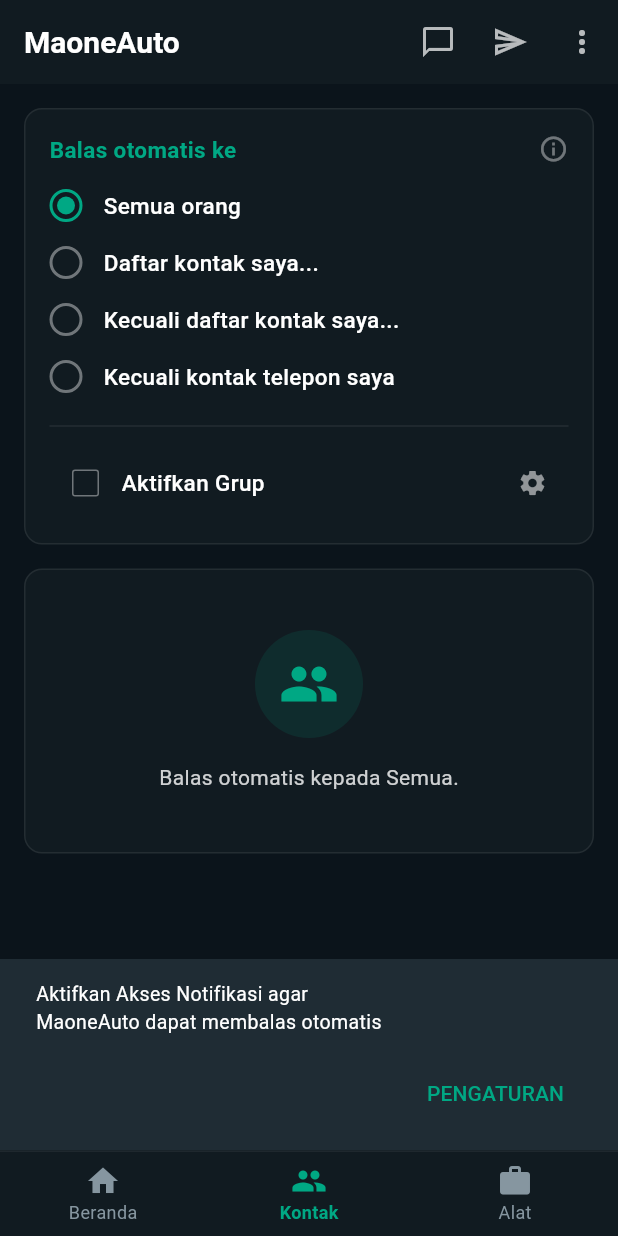
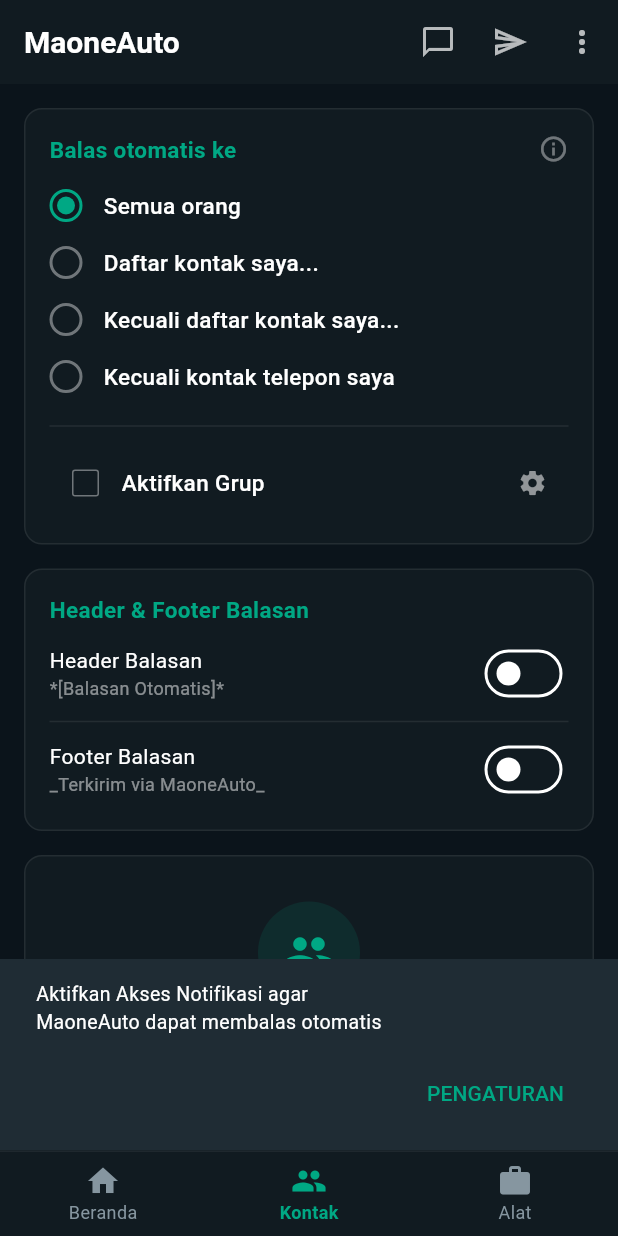
Before and after one commit to maoneart/WhatsAuto, a Flutter app: the screen it shows after launch, item 2 of the bottom bar chosen, on a phone screen of 412 x 824 dp. Run offline on Flutter 3.47's test engine with Material 3 defaults, Android fonts, the phone set to English and light mode, and no system bars; our stand-ins replace csv, file_picker, shared_preferences.

Commit message:
feat: absorb WhatsAuto official APK logic (self-msg filter, wearableExtender, groups, header/footer, reply timer v1.0.10)

```diff
--- a/lib/models/app_settings.dart
+++ b/lib/models/app_settings.dart
@@ -13,6 +13,12 @@
   Map<String, bool> supportedApps;
   bool isKeywordReplyEnabled;
   bool onlyReplyKeywords;
+  bool enableReplyHeader;
+  String replyHeaderText;
+  bool enableReplyFooter;
+  String replyFooterText;
+  int replyDelaySeconds;
+  String replyTimeMode; // 'instantly', 'once', 'delay', 'pause'
 
   AppSettings({
     this.isAutoReplyEnabled = true,
@@ -28,6 +34,12 @@
     this.serverWebhookUrl = '',
     this.isKeywordReplyEnabled = true,
     this.onlyReplyKeywords = true,
+    this.enableReplyHeader = false,
+    this.replyHeaderText = '*[Balasan Otomatis]*',
+    this.enableReplyFooter = false,
+    this.replyFooterText = '_Terkirim via MaoneAuto_',
+    this.replyDelaySeconds = 0,
+    this.replyTimeMode = 'instantly',
     Map<String, bool>? supportedApps,
   }) : supportedApps = supportedApps ?? {
           'WhatsApp': true,
@@ -50,6 +62,12 @@
     'serverWebhookUrl': serverWebhookUrl,
     'isKeywordReplyEnabled': isKeywordReplyEnabled,
     'onlyReplyKeywords': onlyReplyKeywords,
+    'enableReplyHeader': enableReplyHeader,
+    'replyHeaderText': replyHeaderText,
+    'enableReplyFooter': enableReplyFooter,
+    'replyFooterText': replyFooterText,
+    'replyDelaySeconds': replyDelaySeconds,
+    'replyTimeMode': replyTimeMode,
     'supportedApps': supportedApps,
   };
 
@@ -67,6 +85,12 @@
     serverWebhookUrl: json['serverWebhookUrl'] ?? '',
     isKeywordReplyEnabled: json['isKeywordReplyEnabled'] ?? true,
     onlyReplyKeywords: json['onlyReplyKeywords'] ?? true,
+    enableReplyHeader: json['enableReplyHeader'] ?? false,
+    replyHeaderText: json['replyHeaderText'] ?? '*[Balasan Otomatis]*',
+    enableReplyFooter: json['enableReplyFooter'] ?? false,
+    replyFooterText: json['replyFooterText'] ?? '_Terkirim via MaoneAuto_',
+    replyDelaySeconds: json['replyDelaySeconds'] ?? 0,
+    replyTimeMode: json['replyTimeMode'] ?? 'instantly',
     supportedApps: (json['supportedApps'] as Map<String, dynamic>?)?.map((k, v) => MapEntry(k, v as bool)) ?? {
       'WhatsApp': true,
       'WhatsApp Business': true,
--- a/lib/screens/contacts_tab.dart
+++ b/lib/screens/contacts_tab.dart
@@ -136,10 +136,96 @@
             ),
             const SizedBox(height: 16),
 
+            // Card: Header & Footer Pesan Balasan (Persis WhatsAuto)
+            Container(
+              padding: const EdgeInsets.all(16),
+              decoration: BoxDecoration(
+                color: const Color(0xFF111B21),
+                borderRadius: BorderRadius.circular(12),
+                border: Border.all(color: Colors.white.withOpacity(0.08)),
+              ),
+              child: Column(
+                crossAxisAlignment: CrossAxisAlignment.start,
+                children: [
+                  const Text(
+                    'Header & Footer Balasan',
+                    style: TextStyle(
+                      fontSize: 15,
+                      fontWeight: FontWeight.w600,
+                      color: Color(0xFF00A884),
+                    ),
+                  ),
+                  const SizedBox(height: 8),
+
+                  // Header Switch
+                  Row(
+                    mainAxisAlignment: MainAxisAlignment.spaceBetween,
+                    children: [
+                      Expanded(
+                        child: Column(
+                          crossAxisAlignment: CrossAxisAlignment.start,
+                          children: [
+                            const Text('Header Balasan', style: TextStyle(color: Colors.white, fontSize: 14)),
+                            Text(
+                              widget.settings.replyHeaderText,
+                              style: TextStyle(color: Colors.white.withOpacity(0.5), fontSize: 12),
+                              maxLines: 1,
+                              overflow: TextOverflow.ellipsis,
+                            ),
+                          ],
+                        ),
+                      ),
+                      Switch(
+                        value: widget.settings.enableReplyHeader,
+                        onChanged: (val) async {
+                          setState(() => widget.settings.enableReplyHeader = val);
+                          await StorageService.saveSettings(widget.settings);
+                          widget.onSettingsChanged();
+                        },
+                        activeColor: const Color(0xFF00A884),
+                      ),
+                    ],
+                  ),
+                  Divider(color: Colors.white.withOpacity(0.08)),
+
+                  // Footer Switch
+                  Row(
+                    mainAxisAlignment: MainAxisAlignment.spaceBetween,
+                    children: [
+                      Expanded(
+                        child: Column(
+                          crossAxisAlignment: CrossAxisAlignment.start,
+                          children: [
+                            const Text('Footer Balasan', style: TextStyle(color: Colors.white, fontSize: 14)),
+                            Text(
+                              widget.settings.replyFooterText,
+                              style: TextStyle(color: Colors.white.withOpacity(0.5), fontSize: 12),
+                              maxLines: 1,
+                              overflow: TextOverflow.ellipsis,
+                            ),
+                          ],
+                        ),
+                      ),
+                      Switch(
+                        value: widget.settings.enableReplyFooter,
+                        onChanged: (val) async {
+                          setState(() => widget.settings.enableReplyFooter = val);
+                          await StorageService.saveSettings(widget.settings);
+                          widget.onSettingsChanged();
+                        },
+                        activeColor: const Color(0xFF00A884),
+                      ),
+                    ],
+                  ),
+                ],
+              ),
+            ),
+            const SizedBox(height: 16),
+
             // Card: Daftar Kontak
             Container(
               width: double.infinity,
-              padding: const EdgeInsets.symmetric(vertical: 40, horizontal: 20),
+              padding: const EdgeInsets.symmetric(vertical: 30, horizontal: 20),
               decoration: BoxDecoration(
                 color: const Color(0xFF111B21),
                 borderRadius: BorderRadius.circular(12),
@@ -153,15 +239,18 @@
                       color: const Color(0xFF00A884).withOpacity(0.12),
                       shape: BoxShape.circle,
                     ),
-                    child: const Icon(Icons.people, color: Color(0xFF00A884), size: 40),
+                    child: const Icon(Icons.people, color: Color(0xFF00A884), size: 36),
                   ),
-                  const SizedBox(height: 16),
+                  const SizedBox(height: 14),
                   Text(
                     replyTo == 'all'
-                        ? 'Balas otomatis kepada Semua.'
-                        : 'Balas otomatis sesuai konfigurasi kontak.',
+                        ? 'Balas otomatis aktif kepada Semua Orang.'
+                        : replyTo == 'except_phone'
+                            ? 'Balas otomatis hanya untuk Nomor Tak Dikenal (bukan kontak).'
+                            : 'Balas otomatis sesuai konfigurasi kontak.',
+                    textAlign: TextAlign.center,
                     style: TextStyle(
-                      fontSize: 14,
+                      fontSize: 13,
                       color: Colors.white.withOpacity(0.8),
                     ),
                   ),
--- a/lib/services/storage_service.dart
+++ b/lib/services/storage_service.dart
@@ -39,6 +39,15 @@
     await prefs.setString(_keyNativeDefaultReply, settings.defaultReply);
     await prefs.setBool(_keyNativeKeywordEnabled, settings.isKeywordReplyEnabled);
     await prefs.setBool('only_reply_keywords', settings.onlyReplyKeywords);
+    await prefs.setString('reply_to', settings.replyTo);
+    await prefs.setBool('enable_groups', settings.enableGroups);
+    await prefs.setBool('enable_reply_header', settings.enableReplyHeader);
+    await prefs.setString('reply_header_text', settings.replyHeaderText);
+    await prefs.setBool('enable_reply_footer', settings.enableReplyFooter);
+    await prefs.setString('reply_footer_text', settings.replyFooterText);
+    await prefs.setInt('reply_delay_seconds', settings.replyDelaySeconds);
+    await prefs.setString('reply_time_mode', settings.replyTimeMode);
+    await prefs.setString('supported_apps', json.encode(settings.supportedApps));
   }
 
   static Future<List<KeywordReply>> loadKeywordReplies() async {
--- a/pubspec.yaml
+++ b/pubspec.yaml
@@ -1,7 +1,7 @@
 name: maoneauto
 description: "MaoneAuto - Smart Auto Reply & Tree Menu Bot for WhatsApp by MaoneArt"
 publish_to: 'none'
-version: 1.0.9+10
+version: 1.0.10+11
 
 environment:
   sdk: '>=3.0.0 <4.0.0'
```
Also changed, not shown: lib/services/auto_reply_engine.dart (+21 -0 lines), 2 other files.
